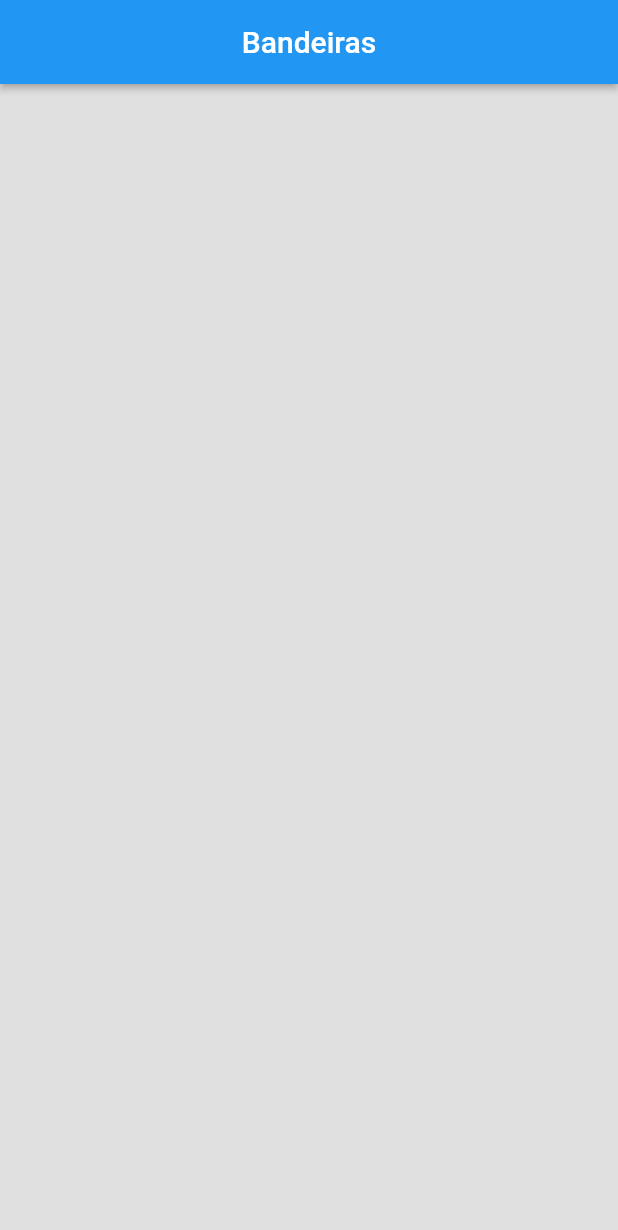
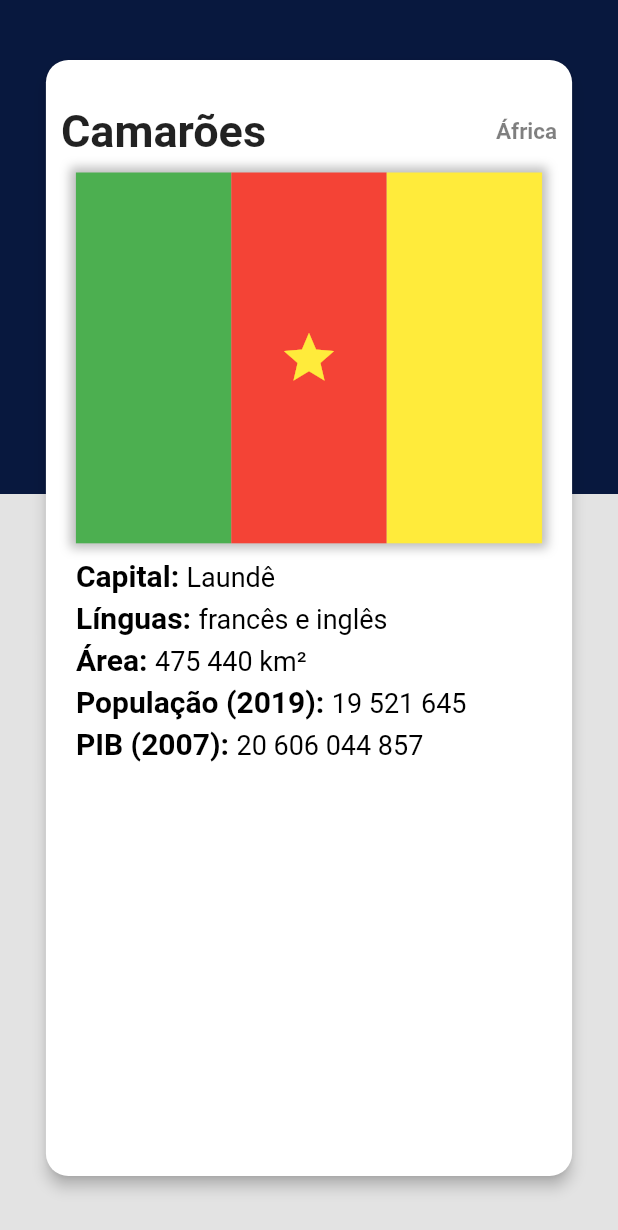
Before and after one commit to AnnaAlbuquerque/countries_flags, a Flutter app: the screen it shows after launch, on a phone screen of 412 x 824 dp. Shown: the top 1230 px of the screen. Run offline on Flutter 3.47's test engine with Material 2 defaults, Android fonts, the light colour scheme and no system bars.

Commit message:
Adds country card

```diff
--- a/lib/src/home/home_controller.dart
+++ b/lib/src/home/home_controller.dart
@@ -1,17 +1,39 @@
-import 'package:country_flags/src/widget/flags/chile_flag.dart';
-
+import '../widget/flags/algeria_flag.dart';
+import '../widget/flags/cameroon_flag.dart';
+import '../widget/flags/chile_flag.dart';
 import '../model/country.dart';
 
 class HomeController {
   List<Country> countries = [
     Country(
       name: "Chile",
+      region: "América do Sul",
       capital: "Santiago",
-      languages: ["Espanhol"],
-      area: 756090,
-      population: 16970265,
-      pib: 163915215791,
+      languages: "espanhol",
+      area: "756 090 km²",
+      population: "16 970 265",
+      pib: "163 915 215 791",
       flag: ChileFlag(),
+    ),
+    Country(
+      name: "Camarões",
+      region: "África",
+      capital: "Laundê",
+      languages: "francês e inglês",
+      area: "475 440 km²",
+      population: "19 521 645",
+      pib: "20 606 044 857",
+      flag: CameroonFlag(),
+    ),
+    Country(
+      name: "Argélia",
+      region: "África",
+      capital: "Argel",
+      languages: "árabe",
+      area: "2 381 740 km²",
+      population: "34 895 470",
+      pib: "137 452 488 789",
+      flag: AlgeriaFlag(),
     ),
   ];
 }
--- a/lib/src/home/home_page.dart
+++ b/lib/src/home/home_page.dart
@@ -1,4 +1,8 @@
 import 'package:flutter/material.dart';
+
+import '../widget/card_rich_text.dart';
+import './home_controller.dart';
+import '../widget/country_card.dart';
 
 class HomePage extends StatefulWidget {
   HomePage({Key key}) : super(key: key);
@@ -8,20 +12,27 @@ class HomePage extends StatefulWidget {
 }
 
 class _HomePageState extends State<HomePage> {
-
-
+  HomeController controller = HomeController();
   @override
   Widget build(BuildContext context) {
-
-    return Scaffold(
-      backgroundColor: Colors.grey.shade300,
-      appBar: AppBar(
-        title: Text("Bandeiras"),
-        centerTitle: true,
-        elevation: 2.0,
+    return Container(
+      decoration: BoxDecoration(
+        gradient: LinearGradient(
+            begin: Alignment.topCenter,
+            end: Alignment.bottomCenter,
+            stops: [0.4, 0.4],
+            colors: [Color(0xFF08183E), Color(0xFFE3E3E3)]),
       ),
-      body: Center(
-        //child: ChileFlag(),
+      child: Scaffold(
+        backgroundColor: Colors.transparent,
+        body: SafeArea(
+          child: Center(
+            child: Container(
+              width: MediaQuery.of(context).size.width * 0.9,
+              child: CountryCard(country: controller.countries[1]),
+            ),
+          ),
+        ),
       ),
     );
   }
--- /dev/null
+++ b/lib/src/widget/card_rich_text.dart
@@ -0,0 +1,28 @@
+import 'package:flutter/material.dart';
+
+class CardRichText extends StatelessWidget {
+  final String first;
+  final String second;
+
+  const CardRichText({Key key, @required this.first, @required this.second})
+      : super(key: key);
+
+  @override
+  Widget build(BuildContext context) {
+    return RichText(
+      text: TextSpan(
+        text: first,
+        style: TextStyle(
+          color: Colors.black,
+          fontSize: 20,
+          fontWeight: FontWeight.bold,
+        ),
+        children: <TextSpan>[
+          TextSpan(
+              text: second,
+              style: TextStyle(fontSize: 18, fontWeight: FontWeight.w400)),
+        ],
+      ),
+    );
+  }
+}
--- /dev/null
+++ b/lib/src/widget/country_card.dart
@@ -0,0 +1,72 @@
+import 'package:flutter/material.dart';
+
+import './card_rich_text.dart';
+import '../model/country.dart';
+
+class CountryCard extends StatelessWidget {
+  final Country country;
+  const CountryCard({
+    Key key,
+    this.country,
+  }) : super(key: key);
+
+  @override
+  Widget build(BuildContext context) {
+    return Card(
+      margin: const EdgeInsets.fromLTRB(10, 40, 10, 40),
+      shape: RoundedRectangleBorder(
+        borderRadius: const BorderRadius.all(Radius.circular(15.0)),
+      ),
+      elevation: 4.0,
+      child: Column(
+        crossAxisAlignment: CrossAxisAlignment.start,
+        children: [
+          Padding(
+            padding: const EdgeInsets.fromLTRB(10.0, 30.0, 10.0, 0.0),
+            child: Row(
+              mainAxisAlignment: MainAxisAlignment.spaceBetween,
+              children: [
+                Text(
+                  country.name,
+                  style: TextStyle(fontSize: 30, fontWeight: FontWeight.bold),
+                ),
+                Text(
+                  country.region,
+                  style: TextStyle(
+                      color: Colors.black.withOpacity(0.5),
+                      fontSize: 15,
+                      fontWeight: FontWeight.bold),
+                ),
+              ],
+            ),
+          ),
+          Padding(
+            padding: const EdgeInsets.fromLTRB(20.0, 10.0, 20.0, 0.0),
+            child: country.flag,
+          ),
+          Padding(
+            padding: const EdgeInsets.only(top: 10.0, left: 20.0),
+            child: CardRichText(first: "Capital: ", second: country.capital),
+          ),
+          Padding(
+            padding: const EdgeInsets.only(top: 5.0, left: 20.0),
+            child: CardRichText(first: "Línguas: ", second: country.languages),
+          ),
+          Padding(
+            padding: const EdgeInsets.only(top: 5.0, left: 20.0),
+            child: CardRichText(first: "Área: ", second: country.area),
+          ),
+          Padding(
+            padding: const EdgeInsets.only(top: 5.0, left: 20.0),
+            child: CardRichText(
+                first: "População (2019): ", second: country.population),
+          ),
+          Padding(
+            padding: const EdgeInsets.only(top: 5.0, left: 20.0),
+            child: CardRichText(first: "PIB (2007): ", second: country.pib),
+          ),
+        ],
+      ),
+    );
+  }
+}
```
Also changed, not shown: pubspec.lock.
